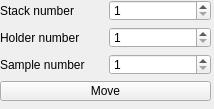
The window that isstools/ui/ui_sample_positioner.ui (NSLS-II-ISS/isstools) describes before a commit, drawn with Qt 5.
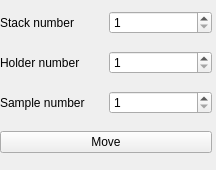
The same window after the commit.

```diff
--- a/isstools/ui/ui_sample_positioner.ui
+++ b/isstools/ui/ui_sample_positioner.ui
@@ -6,8 +6,8 @@
    <rect>
     <x>0</x>
     <y>0</y>
-    <width>214</width>
-    <height>109</height>
+    <width>216</width>
+    <height>170</height>
    </rect>
   </property>
   <property name="windowTitle">
@@ -18,8 +18,8 @@
     <rect>
      <x>0</x>
      <y>0</y>
-     <width>211</width>
-     <height>101</height>
+     <width>212</width>
+     <height>164</height>
     </rect>
    </property>
    <layout class="QGridLayout" name="gridLayout">
```
